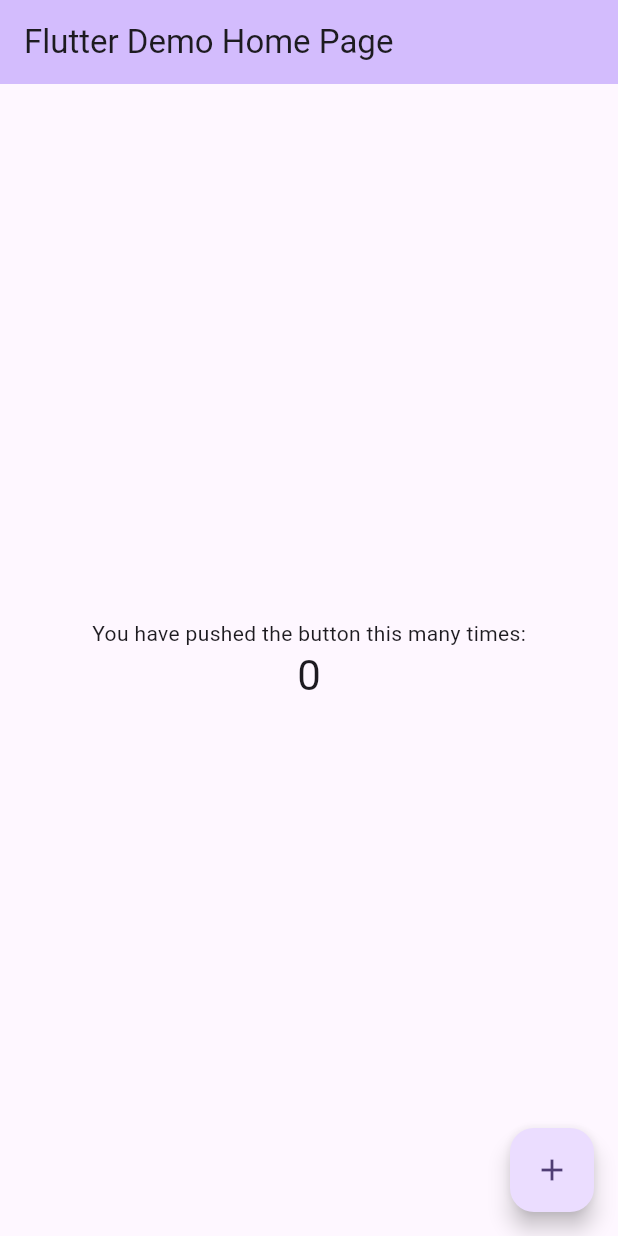
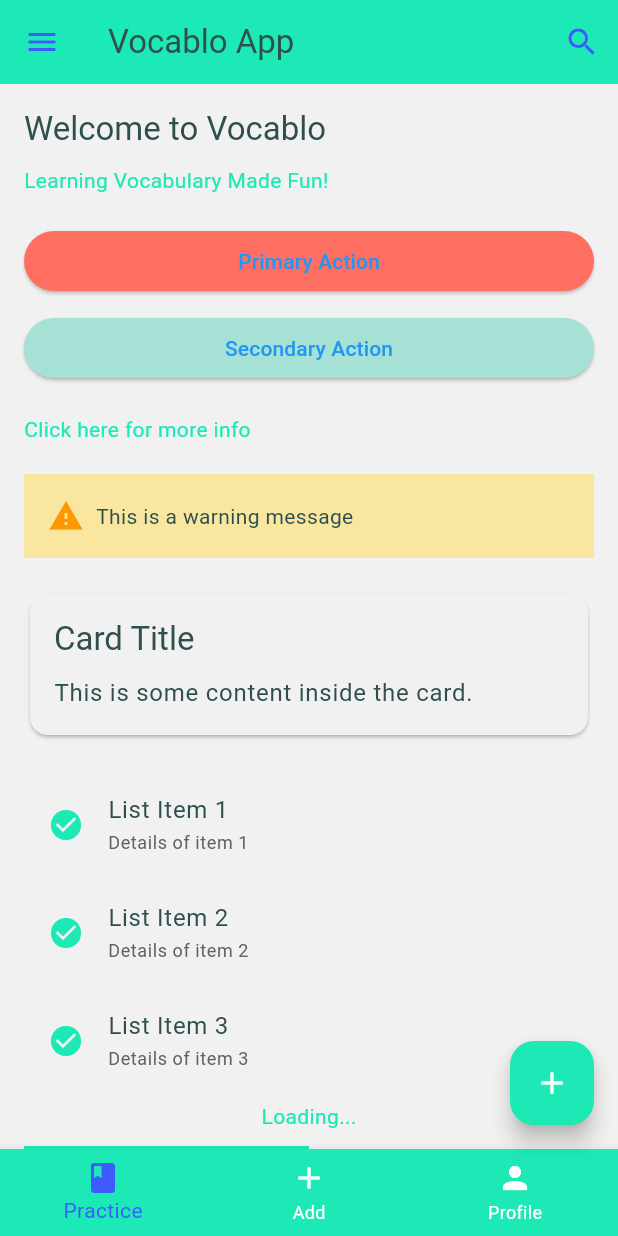
Before and after one commit to Nadun-Charuka/Vocablo-App, a Flutter app: the screen it shows after launch, on a phone screen of 412 x 824 dp. Run offline on Flutter 3.47's test engine with Material 3 defaults, Android fonts, the light colour scheme and no system bars.

Commit message:
color theme

```diff
--- a/lib/main.dart
+++ b/lib/main.dart
@@ -7,119 +7,189 @@
 class MyApp extends StatelessWidget {
   const MyApp({super.key});
 
-  // This widget is the root of your application.
   @override
   Widget build(BuildContext context) {
     return MaterialApp(
-      title: 'Flutter Demo',
+      debugShowCheckedModeBanner: false,
       theme: ThemeData(
-        // This is the theme of your application.
-        //
-        // TRY THIS: Try running your application with "flutter run". You'll see
-        // the application has a purple toolbar. Then, without quitting the app,
-        // try changing the seedColor in the colorScheme below to Colors.green
-        // and then invoke "hot reload" (save your changes or press the "hot
-        // reload" button in a Flutter-supported IDE, or press "r" if you used
-        // the command line to start the app).
-        //
-        // Notice that the counter didn't reset back to zero; the application
-        // state is not lost during the reload. To reset the state, use hot
-        // restart instead.
-        //
-        // This works for code too, not just values: Most code changes can be
-        // tested with just a hot reload.
-        colorScheme: ColorScheme.fromSeed(seedColor: Colors.deepPurple),
-        useMaterial3: true,
+        primaryColor: const Color(0xFF1DE9B6), // Vibrant Teal
+        scaffoldBackgroundColor: const Color(0xFFF1F1F1), // Soft Light Gray
+        textTheme: const TextTheme(
+          bodyLarge:
+              TextStyle(color: Color(0xFF2F4F4F)), // Dark Slate Gray Text
+          bodyMedium: TextStyle(color: Color(0xFF1DE9B6)), // Teal Text
+          titleLarge:
+              TextStyle(color: Color(0xFF2F4F4F)), // Dark Slate Gray for titles
+          bodySmall: TextStyle(
+              color: Color(0xFF616161)), // Charcoal Gray for secondary text
+        ),
+        buttonTheme: const ButtonThemeData(
+          buttonColor: Color(0xFFFF6F61), // Coral Button Color
+        ),
+        colorScheme: ColorScheme.fromSwatch()
+            .copyWith(
+                secondary: const Color(0xFF3D5AFE)) // Light Indigo Accent Color
+            .copyWith(
+                surface: const Color(
+                    0xFFF1F1F1)), // Surface color (matches background)
       ),
-      home: const MyHomePage(title: 'Flutter Demo Home Page'),
+      home: const HomePage(),
     );
   }
 }
 
-class MyHomePage extends StatefulWidget {
-  const MyHomePage({super.key, required this.title});
-
-  // This widget is the home page of your application. It is stateful, meaning
-  // that it has a State object (defined below) that contains fields that affect
-  // how it looks.
-
-  // This class is the configuration for the state. It holds the values (in this
-  // case the title) provided by the parent (in this case the App widget) and
-  // used by the build method of the State. Fields in a Widget subclass are
-  // always marked "final".
-
-  final String title;
-
-  @override
-  State<MyHomePage> createState() => _MyHomePageState();
-}
-
-class _MyHomePageState extends State<MyHomePage> {
-  int _counter = 0;
-
-  void _incrementCounter() {
-    setState(() {
-      // This call to setState tells the Flutter framework that something has
-      // changed in this State, which causes it to rerun the build method below
-      // so that the display can reflect the updated values. If we changed
-      // _counter without calling setState(), then the build method would not be
-      // called again, and so nothing would appear to happen.
-      _counter++;
-    });
-  }
+class HomePage extends StatelessWidget {
+  const HomePage({super.key});
 
   @override
   Widget build(BuildContext context) {
-    // This method is rerun every time setState is called, for instance as done
-    // by the _incrementCounter method above.
-    //
-    // The Flutter framework has been optimized to make rerunning build methods
-    // fast, so that you can just rebuild anything that needs updating rather
-    // than having to individually change instances of widgets.
     return Scaffold(
       appBar: AppBar(
-        // TRY THIS: Try changing the color here to a specific color (to
-        // Colors.amber, perhaps?) and trigger a hot reload to see the AppBar
-        // change color while the other colors stay the same.
-        backgroundColor: Theme.of(context).colorScheme.inversePrimary,
-        // Here we take the value from the MyHomePage object that was created by
-        // the App.build method, and use it to set our appbar title.
-        title: Text(widget.title),
+        backgroundColor: const Color(0xFF1DE9B6), // Vibrant Teal
+        title:
+            Text('Vocablo App', style: Theme.of(context).textTheme.titleLarge),
+        leading: IconButton(
+          icon: const Icon(Icons.menu),
+          color: const Color(0xFF3D5AFE), // Light Indigo
+          onPressed: () {},
+        ),
+        actions: [
+          IconButton(
+            icon: const Icon(Icons.search),
+            color: const Color(0xFF3D5AFE), // Light Indigo
+            onPressed: () {},
+          ),
+        ],
       ),
-      body: Center(
-        // Center is a layout widget. It takes a single child and positions it
-        // in the middle of the parent.
-        child: Column(
-          // Column is also a layout widget. It takes a list of children and
-          // arranges them vertically. By default, it sizes itself to fit its
-          // children horizontally, and tries to be as tall as its parent.
-          //
-          // Column has various properties to control how it sizes itself and
-          // how it positions its children. Here we use mainAxisAlignment to
-          // center the children vertically; the main axis here is the vertical
-          // axis because Columns are vertical (the cross axis would be
-          // horizontal).
-          //
-          // TRY THIS: Invoke "debug painting" (choose the "Toggle Debug Paint"
-          // action in the IDE, or press "p" in the console), to see the
-          // wireframe for each widget.
-          mainAxisAlignment: MainAxisAlignment.center,
-          children: <Widget>[
-            const Text(
-              'You have pushed the button this many times:',
+      body: ListView(
+        padding: const EdgeInsets.all(16.0),
+        children: [
+          // **Different Sizes of Text**
+          Text('Welcome to Vocablo',
+              style: Theme.of(context).textTheme.titleLarge),
+          const SizedBox(height: 10),
+          Text('Learning Vocabulary Made Fun!',
+              style: Theme.of(context).textTheme.bodyMedium),
+          const SizedBox(height: 20),
+
+          // **Buttons**
+          ElevatedButton(
+            onPressed: () {},
+            style: ElevatedButton.styleFrom(
+                backgroundColor: const Color(0xFFFF6F61)),
+            child: const Text('Primary Action'), // Coral Button Color
+          ),
+          const SizedBox(height: 10),
+          ElevatedButton(
+            onPressed: () {},
+            style: ElevatedButton.styleFrom(
+                backgroundColor: const Color(0xFFA5E1D5)),
+            child: const Text('Secondary Action'), // Light Teal Button
+          ),
+          const SizedBox(height: 20),
+
+          // **Links**
+          GestureDetector(
+            onTap: () {},
+            child: const Text(
+              'Click here for more info',
+              style: TextStyle(color: Color(0xFF1DE9B6)), // Teal for links
             ),
-            Text(
-              '$_counter',
-              style: Theme.of(context).textTheme.headlineMedium,
+          ),
+          const SizedBox(height: 20),
+
+          // **Warning Messages**
+          Container(
+            padding: const EdgeInsets.all(16.0),
+            color: const Color(0xFFF9E79F), // Light Yellow (Warning)
+            child: const Row(
+              children: [
+                Icon(Icons.warning, color: Colors.orange),
+                SizedBox(width: 8),
+                Expanded(
+                    child: Text('This is a warning message',
+                        style: TextStyle(color: Color(0xFF2F4F4F)))),
+              ],
             ),
-          ],
-        ),
+          ),
+          const SizedBox(height: 20),
+
+          // **Cards**
+          Card(
+            color: const Color(0xFFF1F1F1), // Soft Light Gray Card Background
+            child: Padding(
+              padding: const EdgeInsets.all(16.0),
+              child: Column(
+                crossAxisAlignment: CrossAxisAlignment.start,
+                children: [
+                  Text('Card Title',
+                      style: Theme.of(context).textTheme.titleLarge),
+                  const SizedBox(height: 10),
+                  Text('This is some content inside the card.',
+                      style: Theme.of(context).textTheme.bodyLarge),
+                ],
+              ),
+            ),
+          ),
+          const SizedBox(height: 20),
+
+          // **ListView**
+          SizedBox(
+            height: 200,
+            child: ListView.builder(
+              itemCount: 5,
+              itemBuilder: (context, index) {
+                return ListTile(
+                  leading: const Icon(Icons.check_circle,
+                      color: Color(0xFF1DE9B6)), // Vibrant Teal
+                  title: Text('List Item ${index + 1}',
+                      style: Theme.of(context).textTheme.bodyLarge),
+                  subtitle: Text('Details of item ${index + 1}',
+                      style: Theme.of(context).textTheme.bodySmall),
+                );
+              },
+            ),
+          ),
+          const SizedBox(height: 20),
+
+          // **Progress Bar**
+          Column(
+            children: [
+              Text('Loading...', style: Theme.of(context).textTheme.bodyMedium),
+              const SizedBox(height: 10),
+              const LinearProgressIndicator(
+                value: 0.5,
+                color: Color(0xFF1DE9B6), // Vibrant Teal
+                backgroundColor: Color(0xFFF1F1F1), // Soft Light Gray
+              ),
+            ],
+          ),
+        ],
       ),
       floatingActionButton: FloatingActionButton(
-        onPressed: _incrementCounter,
-        tooltip: 'Increment',
+        backgroundColor: const Color(0xFF1DE9B6), // Vibrant Teal
         child: const Icon(Icons.add),
-      ), // This trailing comma makes auto-formatting nicer for build methods.
+        onPressed: () {},
+      ),
+      bottomNavigationBar: BottomNavigationBar(
+        backgroundColor: const Color(0xFF1DE9B6), // Vibrant Teal
+        selectedItemColor: const Color(0xFF3D5AFE), // Light Indigo
+        unselectedItemColor: Colors.white,
+        items: const [
+          BottomNavigationBarItem(
+            icon: Icon(Icons.book),
+            label: 'Practice',
+          ),
+          BottomNavigationBarItem(
+            icon: Icon(Icons.add),
+            label: 'Add',
+          ),
+          BottomNavigationBarItem(
+            icon: Icon(Icons.person),
+            label: 'Profile',
+          ),
+        ],
+      ),
     );
   }
 }
```
